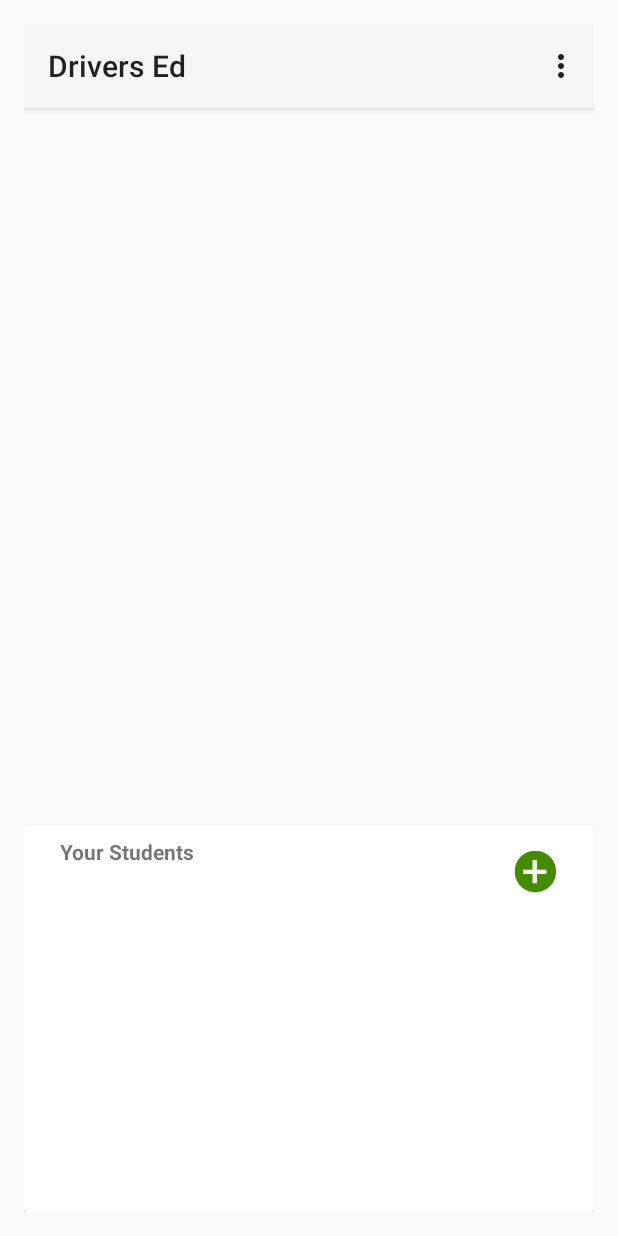
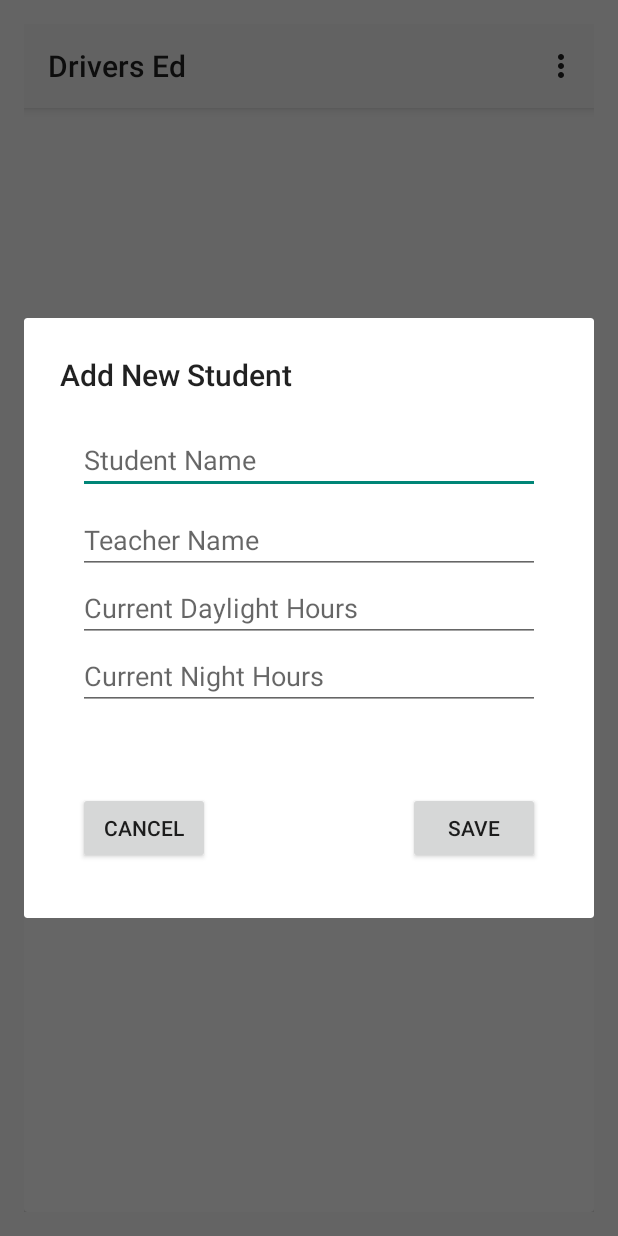
Before and after one commit to ajpowell021/driversed, an Android app: the screen it shows after launch once a user with an empty profile is signed in (TeacherLanding), after a tap on an icon or button, on a phone screen of 412 x 824 dp. Run offline under Robolectric (Android 15) with nearby library versions, the phone set to English and light mode, and no system bars; our stand-ins replace Firebase (no records; nobody signed in at launch, a user with empty details on screens opened directly).

Commit message:
Teacher can now add students to db.

```diff
--- a/app/src/main/java/stone/philosophers/com/driversed/TeacherLanding.java
+++ b/app/src/main/java/stone/philosophers/com/driversed/TeacherLanding.java
@@ -1,7 +1,13 @@
 package stone.philosophers.com.driversed;
 
+import android.app.Dialog;
+import android.app.FragmentManager;
+import android.app.FragmentTransaction;
 import android.app.ProgressDialog;
+import android.content.Context;
+import android.content.DialogInterface;
 import android.content.Intent;
+import android.view.View.OnClickListener;
 import android.support.v7.app.AppCompatActivity;
 import android.os.Bundle;
 import android.support.v7.widget.ListViewCompat;
@@ -12,10 +18,16 @@ import android.view.MenuItem;
 import android.view.View;
 import android.widget.ArrayAdapter;
 import android.widget.Button;
+import android.widget.EditText;
 import android.widget.ListView;
+import android.widget.Toast;
+
 import com.google.firebase.auth.FirebaseAuth;
 import com.google.firebase.auth.FirebaseUser;
 import java.util.ArrayList;
+
+import static stone.philosophers.com.driversed.R.mipmap.ic_launcher;
+import static stone.philosophers.com.driversed.R.mipmap.ic_person_add_black_24dp;
 
 public class TeacherLanding extends AppCompatActivity {
 
@@ -24,6 +36,7 @@ public class TeacherLanding extends AppCompatActivity {
     private ListView studentListView;
     private ArrayList<String> studentNameList = new ArrayList<String>();
     private Button addStudentButton;
+    final Context context = this;
 
     @Override
     public boolean onCreateOptionsMenu(Menu menu) {
@@ -47,7 +60,7 @@ public class TeacherLanding extends AppCompatActivity {
         addStudentButton.setOnClickListener(new View.OnClickListener(){
             @Override
             public void onClick(View view) {
-
+                buildAddStudentAlertDialog();
             }
         });
 
@@ -86,6 +99,7 @@ public class TeacherLanding extends AppCompatActivity {
             @Override
             public void onStudentsLoaded(Student[] students) {
                 Student[] studentArray =  db.getStudents();
+                studentNameList = new ArrayList<String>();
 
                 for(int i = 0; i < studentArray.length; i++) {
                     studentNameList.add(i, studentArray[i].getName());
@@ -98,4 +112,49 @@ public class TeacherLanding extends AppCompatActivity {
             }
         });
     }
+
+    private void buildAddStudentAlertDialog() {
+        final Dialog addStudentAlertDialog = new Dialog(context);
+        addStudentAlertDialog.setContentView(R.layout.add_student_dialog_view);
+        addStudentAlertDialog.setCancelable(true);
+        Button positiveButton = (Button) addStudentAlertDialog.findViewById(R.id.dialog_save_button);
+        positiveButton.setOnClickListener(new OnClickListener() {
+                    @Override
+                    public void onClick(View view) {
+
+                        EditText studentName = ((EditText) addStudentAlertDialog.findViewById(R.id.enterStudentName));
+                        EditText teacherName = (EditText) addStudentAlertDialog.findViewById(R.id.enterTeacherName);
+                        EditText dayHoursDriven = (EditText) addStudentAlertDialog.findViewById(R.id.enterHoursDriven);
+                        EditText nightHoursDriven = (EditText) addStudentAlertDialog.findViewById(R.id.enterNightHoursDriven);
+
+                        if(studentName.getText().toString().isEmpty() || teacherName.getText().toString().isEmpty() ) {
+
+                            addStudentAlertDialog.dismiss();
+                            Toast.makeText(context, getString(R.string.add_student_error_message), Toast.LENGTH_LONG).show();
+                        }
+                        else{
+
+                            String name = studentName.getText().toString();
+                            String teacher = teacherName.getText().toString();
+                            double dayHoursDouble = Double.parseDouble(dayHoursDriven.getText().toString());
+                            double nightHoursDouble = Double.parseDouble(nightHoursDriven.getText().toString());
+
+                            final Student studentToAdd = new Student(name, teacher, dayHoursDouble, nightHoursDouble);
+
+                            final FireBaseHandeler db = new FireBaseHandeler(mFirebaseAuth);
+                            db.addStudent(studentToAdd);
+                            addStudentAlertDialog.dismiss();
+                        }
+                    }
+                });
+
+        Button cancelButton = (Button) addStudentAlertDialog.findViewById(R.id.dialog_cancel_button);
+        cancelButton.setOnClickListener(new OnClickListener() {
+            @Override
+            public void onClick(View view) {
+                addStudentAlertDialog.dismiss();
+            }
+        });
+        addStudentAlertDialog.show();
+    }
 }
--- a/app/src/main/res/layout/activity_teacher_landing.xml
+++ b/app/src/main/res/layout/activity_teacher_landing.xml
@@ -56,7 +56,7 @@
                         android:layout_width="30dp"
                         android:layout_height="30dp"
                         android:layout_marginTop="16dp"
-                        android:background="@mipmap/ic_launcher"
+                        android:background="@mipmap/ic_person_add_black_24dp"
                         android:layout_alignParentRight="true"
                         android:layout_marginRight="24dp"
                         />
--- /dev/null
+++ b/app/src/main/res/layout/add_student_dialog_view.xml
@@ -0,0 +1,80 @@
+<?xml version="1.0" encoding="utf-8"?>
+<RelativeLayout xmlns:android="http://schemas.android.com/apk/res/android"
+    android:layout_width="match_parent"
+    android:layout_height="400dp"
+    android:padding="24dp"
+    android:background="?attr/selectableItemBackground"
+    xmlns:app="http://schemas.android.com/apk/res-auto">
+
+    <TextView
+        android:text="@string/add_student_button"
+        style="@style/RtlOverlay.DialogWindowTitle.AppCompat"
+        android:layout_width="wrap_content"
+        android:layout_height="wrap_content"
+        android:paddingBottom="24dp"/>
+
+    <EditText
+        android:id="@+id/enterStudentName"
+        android:hint="@string/add_student_name_hint"
+        android:layout_marginTop="48dp"
+        android:layout_marginLeft="12dp"
+        android:layout_marginRight="12dp"
+        android:layout_width="match_parent"
+        android:singleLine="true"
+        android:layout_height="wrap_content" />
+
+    <EditText
+        android:id="@+id/enterTeacherName"
+        android:hint="@string/add_teacher_name_hint"
+        android:layout_marginTop="8dp"
+        android:layout_marginLeft="12dp"
+        android:layout_marginRight="12dp"
+        android:layout_width="match_parent"
+        android:layout_height="wrap_content"
+        android:singleLine="true"
+        android:layout_below="@+id/enterStudentName"/>
+
+    <EditText
+        android:id="@+id/enterHoursDriven"
+        android:layout_width="match_parent"
+        android:layout_height="wrap_content"
+        android:hint="@string/add_day_hours_hint"
+        android:layout_below="@+id/enterTeacherName"
+        android:layout_marginLeft="12dp"
+        android:singleLine="true"
+        android:inputType="number"
+        android:layout_marginRight="12dp" />
+
+    <EditText
+        android:id="@+id/enterNightHoursDriven"
+        android:layout_width="match_parent"
+        android:layout_height="wrap_content"
+        android:hint="@string/add_night_hours_hint"
+        android:layout_below="@+id/enterHoursDriven"
+        android:layout_marginLeft="12dp"
+        android:singleLine="true"
+        android:inputType="number"
+        android:layout_marginRight="12dp"/>
+
+    <Button
+        android:id="@+id/dialog_save_button"
+        android:layout_height="wrap_content"
+        android:layout_width="wrap_content"
+        android:text="@string/global_save"
+        android:layout_alignParentBottom="true"
+        android:layout_alignParentRight="true"
+        android:layout_marginRight="12dp"
+        android:layout_marginBottom="12dp"/>
+
+    <Button
+        android:id="@+id/dialog_cancel_button"
+        android:layout_height="wrap_content"
+        android:layout_width="wrap_content"
+        android:text="@string/global_cancel"
+        android:layout_alignParentBottom="true"
+        android:layout_alignParentLeft="true"
+        android:layout_marginLeft="12dp"
+        android:layout_marginBottom="12dp"/>
+
+
+</RelativeLayout>
--- a/app/src/main/res/values/strings.xml
+++ b/app/src/main/res/values/strings.xml
@@ -1,6 +1,7 @@
 <resources>
     <string name="app_name">Drivers Ed</string>
     <string name="global_cancel">Cancel</string>
+    <string name="global_save">Save</string>
 
     <!-- Strings for login and sign up page. -->
     <string name="password_hint">Password</string>
@@ -21,6 +22,12 @@
     <!-- Strings for teacher landing view. -->
     <string name="student_name_list_header">Your Students</string>
     <string name="add_student_button">Add New Student</string>
+    <string name="add_student_dialog_message">Enter Student Information:</string>
+    <string name="add_student_name_hint">Student Name</string>
+    <string name="add_teacher_name_hint">Teacher Name</string>
+    <string name="add_day_hours_hint">Current Daylight Hours</string>
+    <string name="add_night_hours_hint">Current Night Hours</string>
+    <string name="add_student_error_message">Please enter valid information.</string>
 
 
     <!-- ///////////////////////////////////////// -->
```
Also changed, not shown: app/src/main/res/mipmap-hdpi/ic_person_add_black_24dp.png (added), app/src/main/res/mipmap-mdpi/ic_person_add_black_24dp.png (added), app/src/main/res/mipmap-xhdpi/ic_person_add_black_24dp.png (added), app/src/main/res/mipmap-xxhdpi/ic_person_add_black_24dp.png (added), app/src/main/res/mipmap-xxxhdpi/ic_person_add_black_24dp.png (added).
